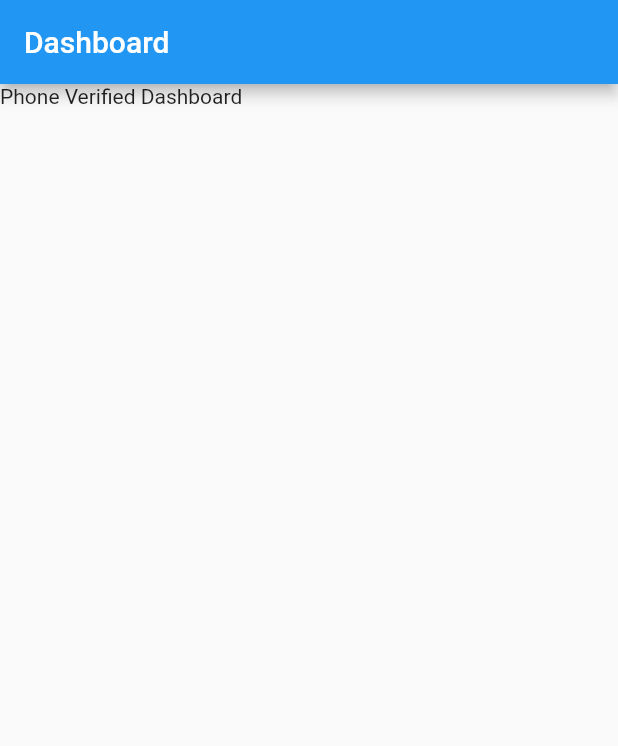
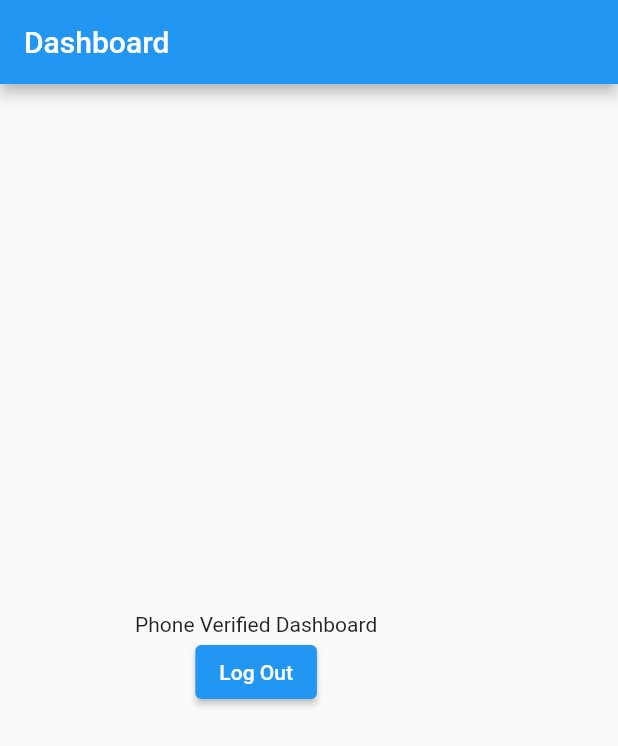
Before and after one commit to sthakrishnakumar/firebase_authentication_app, a Flutter app: the screen it shows once a user with an empty profile is signed in, on a phone screen of 412 x 824 dp. Shown: the top 746 px of the screen. Run offline on Flutter 3.47's test engine with Material 2 defaults, Android fonts, the phone set to English and light mode, and no system bars; our stand-ins replace firebase_auth, firebase_core, shared_preferences, sms_autofill; missing offline and left inert: flutter_facebook_auth; accounts and stored records are empty.

```diff
--- a/lib/screens/dashboard.dart
+++ b/lib/screens/dashboard.dart
@@ -1,4 +1,6 @@
+import 'package:firebase_auth/firebase_auth.dart';
 import 'package:firebase_authentication_app/screens/facebook_logged_in_dashboard.dart';
+import 'package:firebase_authentication_app/services/firebase_auth_methods.dart';
 import 'package:flutter/material.dart';
 
 class Dashboard extends StatefulWidget {
@@ -19,10 +21,21 @@ class _DashboardState extends State<Dashboard> {
       ),
       body: widget.data == "facebook"
           ? const FacebookDashboard()
-          : Column(
-              children: const [
-                Text('Phone Verified Dashboard'),
-              ],
+          : Padding(
+              padding: const EdgeInsets.only(left: 90),
+              child: Column(
+                mainAxisAlignment: MainAxisAlignment.center,
+                children: [
+                  const Text('Phone Verified Dashboard'),
+                  ElevatedButton(
+                    onPressed: () {
+                      FirebaseAuthMethods(FirebaseAuth.instance)
+                          .logOut(context);
+                    },
+                    child: const Text('Log Out'),
+                  )
+                ],
+              ),
             ),
     );
   }
--- a/lib/screens/facebook_logged_in_dashboard.dart
+++ b/lib/screens/facebook_logged_in_dashboard.dart
@@ -54,8 +54,7 @@ class _FacebookDashboardState extends State<FacebookDashboard> {
                 ),
                 ElevatedButton(
                   onPressed: () {
-                    FirebaseAuthMethods(FirebaseAuth.instance)
-                        .facebookLogOut(context);
+                    FirebaseAuthMethods(FirebaseAuth.instance).logOut(context);
                   },
                   child: const Text('Log Out'),
                 ),
--- a/lib/screens/login_with_phone/login_with_phone.dart
+++ b/lib/screens/login_with_phone/login_with_phone.dart
@@ -27,7 +27,7 @@ class _LoginWithPhoneState extends State<LoginWithPhone> {
 
   void phoneSignIn() {
     FirebaseAuthMethods(FirebaseAuth.instance)
-        .phoneSignIn(context, phoneController.text);
+        .phoneSignIn(context, '+977${phoneController.text}');
   }
 
   @override
--- a/pubspec.yaml
+++ b/pubspec.yaml
@@ -38,6 +38,7 @@ dependencies:
   firebase_auth: ^3.9.0
   flutter_facebook_auth: ^4.4.1+1
   sms_autofill: ^2.2.0
+  shared_preferences: ^2.0.15
 
 dev_dependencies:
   flutter_test:
```
Also changed, not shown: lib/screens/login_with_phone/otp_page.dart (+16 -11 lines), lib/services/firebase_auth_methods.dart (+6 -3 lines), lib/services/local_db.dart (added, +24 -0 lines), pubspec.lock, 1 other file.
